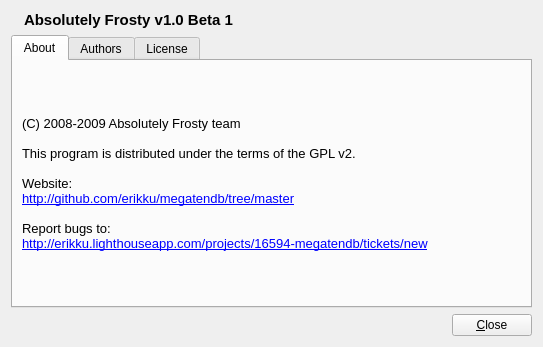
The window that client/ui/About.ui (erikku/frosty) describes before a commit, drawn with Qt 5.
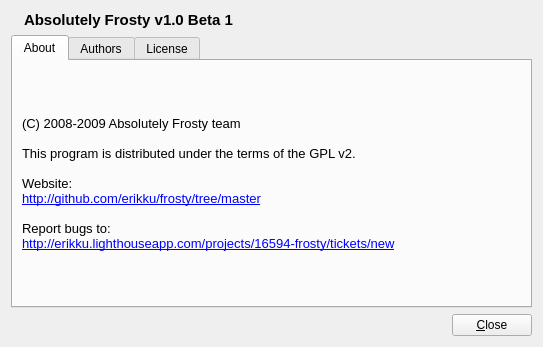
The same window after the commit. Icons and pictures are not drawn.

The edit to the form file:
```diff
--- a/client/ui/About.ui
+++ b/client/ui/About.ui
@@ -71,10 +71,10 @@
 &lt;p style=&quot; margin-top:0px; margin-bottom:0px; margin-left:0px; margin-right:0px; -qt-block-indent:0; text-indent:0px;&quot;&gt;This program is distributed under the terms of the GPL v2.&lt;/p&gt;
 &lt;p style=&quot;-qt-paragraph-type:empty; margin-top:0px; margin-bottom:0px; margin-left:0px; margin-right:0px; -qt-block-indent:0; text-indent:0px;&quot;&gt;&lt;/p&gt;
 &lt;p style=&quot; margin-top:0px; margin-bottom:0px; margin-left:0px; margin-right:0px; -qt-block-indent:0; text-indent:0px;&quot;&gt;Website:&lt;/p&gt;
-&lt;p style=&quot; margin-top:0px; margin-bottom:0px; margin-left:0px; margin-right:0px; -qt-block-indent:0; text-indent:0px;&quot;&gt;&lt;a href=&quot;http://github.com/erikku/megatendb/tree/master&quot;&gt;&lt;span style=&quot; text-decoration: underline; color:#0000ff;&quot;&gt;http://github.com/erikku/megatendb/tree/master&lt;/span&gt;&lt;/a&gt;&lt;/p&gt;
+&lt;p style=&quot; margin-top:0px; margin-bottom:0px; margin-left:0px; margin-right:0px; -qt-block-indent:0; text-indent:0px;&quot;&gt;&lt;a href=&quot;http://github.com/erikku/frosty/tree/master&quot;&gt;&lt;span style=&quot; text-decoration: underline; color:#0000ff;&quot;&gt;http://github.com/erikku/frosty/tree/master&lt;/span&gt;&lt;/a&gt;&lt;/p&gt;
 &lt;p style=&quot;-qt-paragraph-type:empty; margin-top:0px; margin-bottom:0px; margin-left:0px; margin-right:0px; -qt-block-indent:0; text-indent:0px;&quot;&gt;&lt;/p&gt;
 &lt;p style=&quot; margin-top:0px; margin-bottom:0px; margin-left:0px; margin-right:0px; -qt-block-indent:0; text-indent:0px;&quot;&gt;Report bugs to:&lt;/p&gt;
-&lt;p style=&quot; margin-top:0px; margin-bottom:0px; margin-left:0px; margin-right:0px; -qt-block-indent:0; text-indent:0px;&quot;&gt;&lt;a href=&quot;http://erikku.lighthouseapp.com/projects/16594-megatendb/tickets/new&quot;&gt;&lt;span style=&quot; text-decoration: underline; color:#0000ff;&quot;&gt;http://erikku.lighthouseapp.com/projects/16594-megatendb/tickets/new&lt;/span&gt;&lt;/a&gt;&lt;/p&gt;&lt;/body&gt;&lt;/html&gt;</string>
+&lt;p style=&quot; margin-top:0px; margin-bottom:0px; margin-left:0px; margin-right:0px; -qt-block-indent:0; text-indent:0px;&quot;&gt;&lt;a href=&quot;http://erikku.lighthouseapp.com/projects/16594-frosty/tickets/new&quot;&gt;&lt;span style=&quot; text-decoration: underline; color:#0000ff;&quot;&gt;http://erikku.lighthouseapp.com/projects/16594-frosty/tickets/new&lt;/span&gt;&lt;/a&gt;&lt;/p&gt;&lt;/body&gt;&lt;/html&gt;</string>
          </property>
         </widget>
        </item>
```
Left out of the diff: 8 changed lines with no effect on the pictures.
